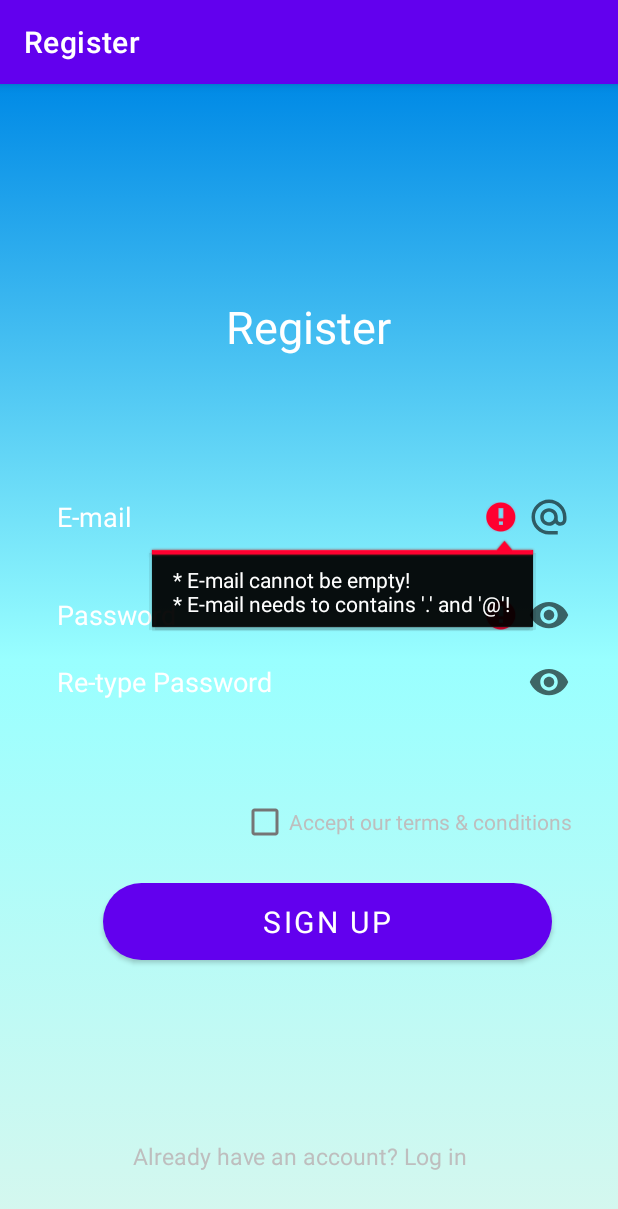
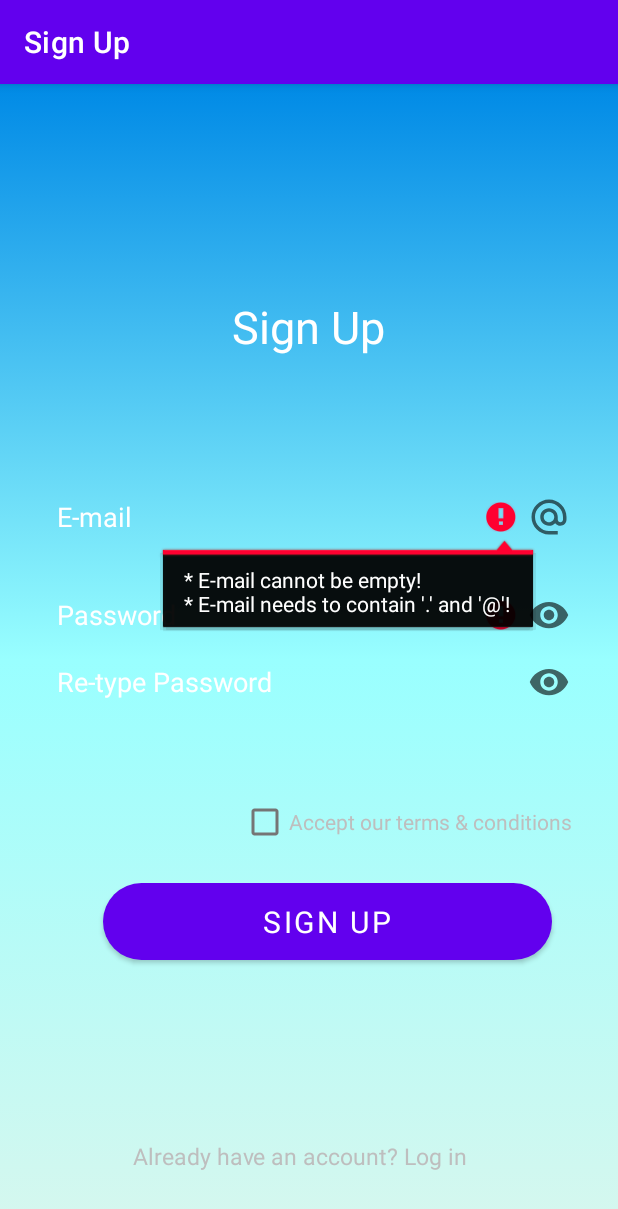
Before and after one commit to JakubKornacki/FishCenter, an Android app: the RegisterActivity screen opened directly, with no data from a screen before it, after a tap on "SIGN UP", on a phone screen of 412 x 824 dp. Shown: the top 1209 px of the screen. Run offline under Robolectric (Android 15) with nearby library versions, the phone set to English and light mode, and no system bars; our stand-ins replace Firebase (no records; nobody signed in at launch, a user with empty details on screens opened directly); Roboto replaces fonts that are not available here; 2 other taps on this screen came first.

Commit message:
work on login with Firebase Auth and alert dialogs to display errors with authentication

```diff
--- a/app/src/main/java/com/example/fishcenter/RegisterActivity.java
+++ b/app/src/main/java/com/example/fishcenter/RegisterActivity.java
@@ -2,6 +2,7 @@ package com.example.fishcenter;
 
 import static android.content.ContentValues.TAG;
 
+import android.content.DialogInterface;
 import android.content.Intent;
 import android.os.Bundle;
 import android.text.method.PasswordTransformationMethod;
@@ -14,6 +15,7 @@ import android.widget.TextView;
 import android.widget.Toast;
 
 import androidx.annotation.NonNull;
+import androidx.appcompat.app.AlertDialog;
 import androidx.appcompat.app.AppCompatActivity;
 
 import com.google.android.gms.tasks.*;
@@ -33,16 +35,18 @@ public class RegisterActivity extends AppCompatActivity {
     private ImageButton passwordVisibleImageButtonRegisterActivity;
     private ImageButton reTypePasswordVisibleImageButtonRegisterActivity;
 
-
-
-
-    // do i really need this?
+    // if the user is already logged in then load the main page activity
     @Override
     public void onStart() {
         super.onStart();
+        // Check if user is signed in (non-null) and update UI accordingly.
+        FirebaseUser currentUser = mAuth.getCurrentUser();
+        if(currentUser != null){
+            Intent mainPageActivity = new Intent(getApplicationContext(), MainPageActivity.class);
+            startActivity(mainPageActivity);
+        }
+    }
 
-
-    }
 
     protected void onCreate(Bundle savedInstanceState) {
         super.onCreate(savedInstanceState);
@@ -50,12 +54,20 @@ public class RegisterActivity extends AppCompatActivity {
         // Initialize Firebase Auth
         mAuth = FirebaseAuth.getInstance();
         // get reference to interactive components on the register activity
-        getReferencesOfComponents();
+        switchToLoginActivityRegisterActivity = findViewById(R.id.switchToLoginActivityRegisterActivity);
+        buttonRegisterActivity = findViewById(R.id.buttonRegisterActivity);
+        editTextEmailRegisterActivity = findViewById(R.id.editTextEmailRegisterActivity);
+        editTextPasswordRegisterActivity = findViewById(R.id.editTextPasswordRegisterActivity);
+        editTextReTypePasswordRegisterActivity = findViewById(R.id.editTextReTypePasswordRegisterActivity);
+        termsAndConditionsCheckBoxRegisterActivity = findViewById(R.id.termsAndConditionsCheckBoxRegisterActivity);
+        passwordVisibleImageButtonRegisterActivity = findViewById(R.id.passwordVisibleImageButtonRegisterActivity);
+        reTypePasswordVisibleImageButtonRegisterActivity = findViewById(R.id.reTypePasswordVisibleImageButtonRegisterActivity);
+
         setupOnClickHandlers();
 
     }
 
-    @NonNull
+
     private boolean verifyPassword(String password, String passwordRetyped) {
         StringBuilder errorMessagePassword = new StringBuilder();
 
@@ -67,22 +79,33 @@ public class RegisterActivity extends AppCompatActivity {
 
         // password length is less than 5 characters
         if(password.length() < 5) {
-            errorMessagePassword.append("* Password needs to have 5 or more characters!\n");
+            errorMessagePassword.append("* Password needs to have at least 5 or more characters!\n");
         }
 
         // check if password contains at least 1 digit from (0 - 9)
-        // check if password contains at least 1 digits from special characters
-        // check if password contains at least 1 lowercase character
-        // check if password contains at least 1 uppercase character
-        if(!(password.matches(".*[0-9]+.*") && password.matches(".*[$&+,:;=?@#|'<>.^*()%!-]+.*") && password.matches(".*[a-z]+.*") && password.matches(".*[A-Z]+.*"))) {
-            errorMessagePassword.append("* Password needs at least:\n 1 numeric character (0-9)!\n 1 special character ($&+,:;=)%!-) etc.\n 1 lowercase character (a-z)\n 1 uppercase letter (A-Z)");
+        if(!password.matches(".*\\d+.*")) {
+            errorMessagePassword.append("* Specify at least 1 numeric character (0-9)!\n");
         }
 
+        // check if password contains at least 1 digits from special characters
+        if(!password.matches(".*[$&+,:;=?@#|'<>.^*()%!-]+.*")) {
+            errorMessagePassword.append("* Specify at least 1 special character ($&+,:;=?@#|'<>.^*()%!-)!\n");
+        }
+
+        // check if password contains at least 1 lowercase character
+        if(!password.matches(".*[a-z]+.*")) {
+            errorMessagePassword.append("* Specify at least 1 lowercase character (a-z)!\n");
+        }
+
+        // check if password contains at least 1 uppercase character
+        if(!password.matches(".*[A-Z]+.*")) {
+            errorMessagePassword.append("* Specify at least 1 1 uppercase letter (A-Z)!\n");
+        }
 
 
         // passwords do not match and both are not empty
         if(!(password.equals(passwordRetyped)) && !(password.isEmpty() && passwordRetyped.isEmpty())) {
-            errorMessagePassword.append("* Passwords need to match!");
+            errorMessagePassword.append("* Passwords do not match!");
         }
 
         // if no error messages were appended to the StringBuilder then all tests have passed and true is returned
@@ -97,7 +120,7 @@ public class RegisterActivity extends AppCompatActivity {
 
     private boolean verifyEmail(String email) {
         StringBuilder errorMessageEmail = new StringBuilder();
-
+        // make sure email is not empty
         if(email.isEmpty()) {
             errorMessageEmail.append("* E-mail cannot be empty!\n");
         }
@@ -109,11 +132,11 @@ public class RegisterActivity extends AppCompatActivity {
 
         // make sure email contains '.' and '@'
         if((email.indexOf('.') == -1 ) && email.indexOf('@') == -1 ) {
-            errorMessageEmail.append("* E-mail needs to contains '.' and '@'!");
+            errorMessageEmail.append("* E-mail needs to contain '.' and '@'!");
         }
+        // display the error messages and return false, clear the error message
         if(errorMessageEmail.length() != 0) {
             editTextEmailRegisterActivity.setError(errorMessageEmail.toString());
-            errorMessageEmail.setLength(0);
             return false;
         }
 
@@ -125,7 +148,7 @@ public class RegisterActivity extends AppCompatActivity {
         if(termsAndConditionsCheckBoxRegisterActivity.isChecked()) {
             return true;
         } else {
-            Toast.makeText(RegisterActivity.this, "Please accept our terms and conditions!", Toast.LENGTH_LONG).show();
+            Toast.makeText(RegisterActivity.this, "Accept our terms and conditions!", Toast.LENGTH_LONG).show();
             return false;
         }
     }
@@ -152,6 +175,8 @@ public class RegisterActivity extends AppCompatActivity {
                             if (task.isSuccessful()) {
                                 // display a toast informing that registration was successful
                                 Toast.makeText(RegisterActivity.this, "Account successfully created!", Toast.LENGTH_LONG).show();
+                                Intent mainPageActivity = new Intent(getApplicationContext(), MainPageActivity.class);
+                                startActivity(mainPageActivity);
                             }
                         }
                     });
@@ -159,7 +184,7 @@ public class RegisterActivity extends AppCompatActivity {
             mAuth.createUserWithEmailAndPassword(email, password).addOnFailureListener(this, new OnFailureListener() {
                 @Override
                 public void onFailure(@NonNull Exception e) {
-                    Toast.makeText(RegisterActivity.this, e.getMessage(), Toast.LENGTH_LONG).show();
+                    createErrorAlertDialog("Authentication error!", e.getMessage());
                 }
             });
 
@@ -167,6 +192,15 @@ public class RegisterActivity extends AppCompatActivity {
 
     }
 
+
+    // utility method to an error alert dialog programmatically
+    private void createErrorAlertDialog(String alertTitle, String alertMessage) {
+        AlertDialog.Builder  alert = new AlertDialog.Builder(this);
+        alert.setTitle(alertTitle);
+        alert.setMessage(alertMessage);
+        alert.setIcon(R.drawable.baseline_error_outline_24);
+        alert.show();
+    }
 
     private void setupOnClickHandlers() {
         // switch from login activity to the register activity when clicked on the "Don't have an account? Register" TextView on the login activity
@@ -189,19 +223,6 @@ public class RegisterActivity extends AppCompatActivity {
 
     }
 
-
-    private void getReferencesOfComponents() {
-        switchToLoginActivityRegisterActivity = findViewById(R.id.switchToLoginActivityRegisterActivity);
-        buttonRegisterActivity = findViewById(R.id.buttonRegisterActivity);
-        editTextEmailRegisterActivity = findViewById(R.id.editTextEmailRegisterActivity);
-        editTextPasswordRegisterActivity = findViewById(R.id.editTextPasswordRegisterActivity);
-        editTextReTypePasswordRegisterActivity = findViewById(R.id.editTextReTypePasswordRegisterActivity);
-        termsAndConditionsCheckBoxRegisterActivity = findViewById(R.id.termsAndConditionsCheckBoxRegisterActivity);
-        passwordVisibleImageButtonRegisterActivity = findViewById(R.id.passwordVisibleImageButtonRegisterActivity);
-        reTypePasswordVisibleImageButtonRegisterActivity = findViewById(R.id.reTypePasswordVisibleImageButtonRegisterActivity);
-
-    }
-
     private void togglePasswordVisibilityButton(ImageButton imgBtn, EditText editTextPass) {
         /* switch between the active and inactive state as defined in the ic_password_visible_toggle_button.xml file
             this will switch the image of the button and will set the new transformation method of the EditText
--- /dev/null
+++ b/app/src/main/res/drawable/baseline_error_outline_24.xml
@@ -0,0 +1,5 @@
+<vector android:height="36dp" android:tint="#1C1818"
+    android:viewportHeight="24" android:viewportWidth="24"
+    android:width="36dp" xmlns:android="http://schemas.android.com/apk/res/android">
+    <path android:fillColor="@android:color/white" android:pathData="M11,15h2v2h-2zM11,7h2v6h-2zM11.99,2C6.47,2 2,6.48 2,12s4.47,10 9.99,10C17.52,22 22,17.52 22,12S17.52,2 11.99,2zM12,20c-4.42,0 -8,-3.58 -8,-8s3.58,-8 8,-8 8,3.58 8,8 -3.58,8 -8,8z"/>
+</vector>
--- a/app/src/main/res/layout/activity_login.xml
+++ b/app/src/main/res/layout/activity_login.xml
@@ -50,7 +50,7 @@
             app:layout_constraintEnd_toEndOf="parent">
 
             <EditText
-                android:id="@+id/editTextUsername"
+                android:id="@+id/editTextEmailLoginActivity"
                 android:layout_width="wrap_content"
                 android:layout_height="match_parent"
                 android:layout_weight="1"
@@ -86,7 +86,7 @@
             app:layout_constraintEnd_toEndOf="parent">
 
             <EditText
-                android:id="@+id/editTextPasswordLogin"
+                android:id="@+id/editTextPasswordLoginActivity"
                 android:layout_width="0dp"
                 android:layout_height="match_parent"
                 android:layout_weight="1"
--- /dev/null
+++ b/app/src/main/res/layout/activity_mainpage.xml
@@ -0,0 +1,6 @@
+<?xml version="1.0" encoding="utf-8"?>
+<androidx.constraintlayout.widget.ConstraintLayout xmlns:android="http://schemas.android.com/apk/res/android"
+    android:layout_width="match_parent"
+    android:layout_height="match_parent">
+
+</androidx.constraintlayout.widget.ConstraintLayout>
--- a/app/src/main/res/layout/activity_register.xml
+++ b/app/src/main/res/layout/activity_register.xml
@@ -13,7 +13,7 @@
         android:layout_width="wrap_content"
         android:layout_height="wrap_content"
         android:fontFamily="@font/amiko_bold"
-        android:text="@string/register"
+        android:text="@string/signUp2"
         android:textAlignment="center"
         android:textColor="@color/white"
         android:textSize="30sp"
--- a/app/src/main/res/values/strings.xml
+++ b/app/src/main/res/values/strings.xml
@@ -1,6 +1,5 @@
 <resources>
     <string name="appName">Fish Center</string>
-    <string name="register">Register</string>
     <string name="signIn">Sign in</string>
     <string name="email">E-mail</string>
     <string name="login">LOGIN</string>
@@ -8,8 +7,11 @@
     <string name="reTypePassword">Re-type Password</string>
     <string name="forgotPassword">Forgot password?</string>
     <string name="signUp">SIGN UP</string>
+    <string name="signUp2">Sign Up</string>
     <string name="userDoesNotHaveAnAccount">Don\'t have an account? Register</string>
     <string name="userAlreadyHasAnAccount">Already have an account? Log in</string>
     <string name="termsAndConditionsCheckBox">Accept our terms &amp; conditions</string>
+    <string name="mainActivity">Main Activity</string>
+
 
 </resources>
```
Also changed, not shown: app/src/main/AndroidManifest.xml (+5 -2 lines), app/src/main/java/com/example/fishcenter/LoginActivity.java (+120 -25 lines), app/src/main/java/com/example/fishcenter/MainPageActivity.java (added, +16 -0 lines).
